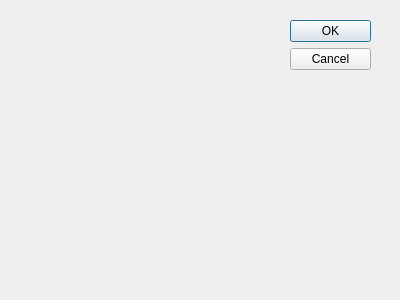
Above: Barter.ui from Hvendrix/Laba1Python before the change. Below: the same form after it.
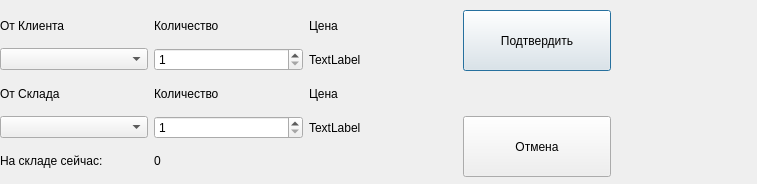
That is the form after the change.

The edit to the form file:
```diff
--- a/Barter.ui
+++ b/Barter.ui
@@ -6,28 +6,140 @@
    <rect>
     <x>0</x>
     <y>0</y>
-    <width>400</width>
-    <height>300</height>
+    <width>757</width>
+    <height>184</height>
    </rect>
   </property>
   <property name="windowTitle">
    <string>Dialog</string>
   </property>
-  <widget class="QDialogButtonBox" name="buttonBox">
+  <widget class="QWidget" name="formLayoutWidget">
    <property name="geometry">
     <rect>
-     <x>290</x>
-     <y>20</y>
-     <width>81</width>
-     <height>241</height>
+     <x>0</x>
+     <y>10</y>
+     <width>611</width>
+     <height>167</height>
     </rect>
    </property>
-   <property name="orientation">
-    <enum>Qt::Vertical</enum>
-   </property>
-   <property name="standardButtons">
-    <set>QDialogButtonBox::Cancel|QDialogButtonBox::Ok</set>
-   </property>
+   <layout class="QGridLayout" name="gridLayout">
+    <item row="0" column="0">
+     <widget class="QLabel" name="label">
+      <property name="text">
+       <string>От Клиента</string>
+      </property>
+     </widget>
+    </item>
+    <item row="2" column="0">
+     <widget class="QLabel" name="label_2">
+      <property name="text">
+       <string>От Склада</string>
+      </property>
+     </widget>
+    </item>
+    <item row="3" column="0">
+     <widget class="QComboBox" name="StoreGoodsNameBox"/>
+    </item>
+    <item row="2" column="2">
+     <widget class="QLabel" name="label_4">
+      <property name="text">
+       <string>Цена</string>
+      </property>
+     </widget>
+    </item>
+    <item row="1" column="0">
+     <widget class="QComboBox" name="ClientGoodsNameBox"/>
+    </item>
+    <item row="0" column="2">
+     <widget class="QLabel" name="label_3">
+      <property name="text">
+       <string>Цена</string>
+      </property>
+     </widget>
+    </item>
+    <item row="1" column="1">
+     <widget class="QSpinBox" name="ClientCountSpinBox">
+      <property name="minimum">
+       <number>1</number>
+      </property>
+     </widget>
+    </item>
+    <item row="3" column="1">
+     <widget class="QSpinBox" name="StoreCountSpinBox">
+      <property name="minimum">
+       <number>1</number>
+      </property>
+     </widget>
+    </item>
+    <item row="1" column="2">
+     <widget class="QLabel" name="ClientPrice">
+      <property name="text">
+       <string>TextLabel</string>
+      </property>
+     </widget>
+    </item>
+    <item row="3" column="2">
+     <widget class="QLabel" name="StorePrice">
+      <property name="text">
+       <string>TextLabel</string>
+      </property>
+     </widget>
+    </item>
+    <item row="2" column="1">
+     <widget class="QLabel" name="label_7">
+      <property name="text">
+       <string>Количество</string>
+      </property>
+     </widget>
+    </item>
+    <item row="0" column="1">
+     <widget class="QLabel" name="label_8">
+      <property name="text">
+       <string>Количество</string>
+      </property>
+     </widget>
+    </item>
+    <item row="4" column="1">
+     <widget class="QLabel" name="countOnStore">
+      <property name="text">
+       <string>0</string>
+      </property>
+     </widget>
+    </item>
+    <item row="4" column="0">
+     <widget class="QLabel" name="label_5">
+      <property name="text">
+       <string>На складе сейчас:</string>
+      </property>
+     </widget>
+    </item>
+    <item row="0" column="3" rowspan="2">
+     <widget class="QPushButton" name="okBtn">
+      <property name="sizePolicy">
+       <sizepolicy hsizetype="Minimum" vsizetype="Expanding">
+        <horstretch>0</horstretch>
+        <verstretch>0</verstretch>
+       </sizepolicy>
+      </property>
+      <property name="text">
+       <string>Подтвердить</string>
+      </property>
+     </widget>
+    </item>
+    <item row="3" column="3" rowspan="2">
+     <widget class="QPushButton" name="cancelBtn">
+      <property name="sizePolicy">
+       <sizepolicy hsizetype="Minimum" vsizetype="Expanding">
+        <horstretch>0</horstretch>
+        <verstretch>0</verstretch>
+       </sizepolicy>
+      </property>
+      <property name="text">
+       <string>Отмена</string>
+      </property>
+     </widget>
+    </item>
+   </layout>
   </widget>
  </widget>
  <resources/>
```
Left out of the diff: 35 changed lines with no effect on the pictures.
